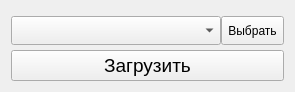
This is src/widgets/UI/FileImportWidget.ui in DisonGo/s21_3DViewer as Qt 5 draws it before an edit. The edited form follows.
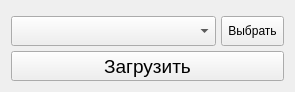
This is the edited form.

Commit message: 3DViewer_2_0_. Fixed styleloader not loading. Styles.

```diff
--- a/src/widgets/UI/FileImportWidget.ui
+++ b/src/widgets/UI/FileImportWidget.ui
@@ -34,7 +34,7 @@
      <item>
       <layout class="QHBoxLayout" name="horizontalLayout" stretch="7,1">
        <property name="spacing">
-        <number>0</number>
+        <number>5</number>
        </property>
        <item>
         <widget class="QComboBox" name="FileListCB">
@@ -44,10 +44,16 @@
            <verstretch>0</verstretch>
           </sizepolicy>
          </property>
+         <property name="minimumSize">
+          <size>
+           <width>0</width>
+           <height>30</height>
+          </size>
+         </property>
          <property name="maximumSize">
           <size>
            <width>9999</width>
-           <height>35</height>
+           <height>30</height>
           </size>
          </property>
         </widget>
@@ -60,12 +66,21 @@
            <verstretch>0</verstretch>
           </sizepolicy>
          </property>
+         <property name="minimumSize">
+          <size>
+           <width>0</width>
+           <height>30</height>
+          </size>
+         </property>
          <property name="maximumSize">
           <size>
            <width>16777215</width>
-           <height>35</height>
+           <height>30</height>
           </size>
          </property>
+         <property name="styleSheet">
+          <string notr="true"/>
+         </property>
          <property name="text">
           <string>Выбрать</string>
          </property>
```
The commit also changes 41 other files.
